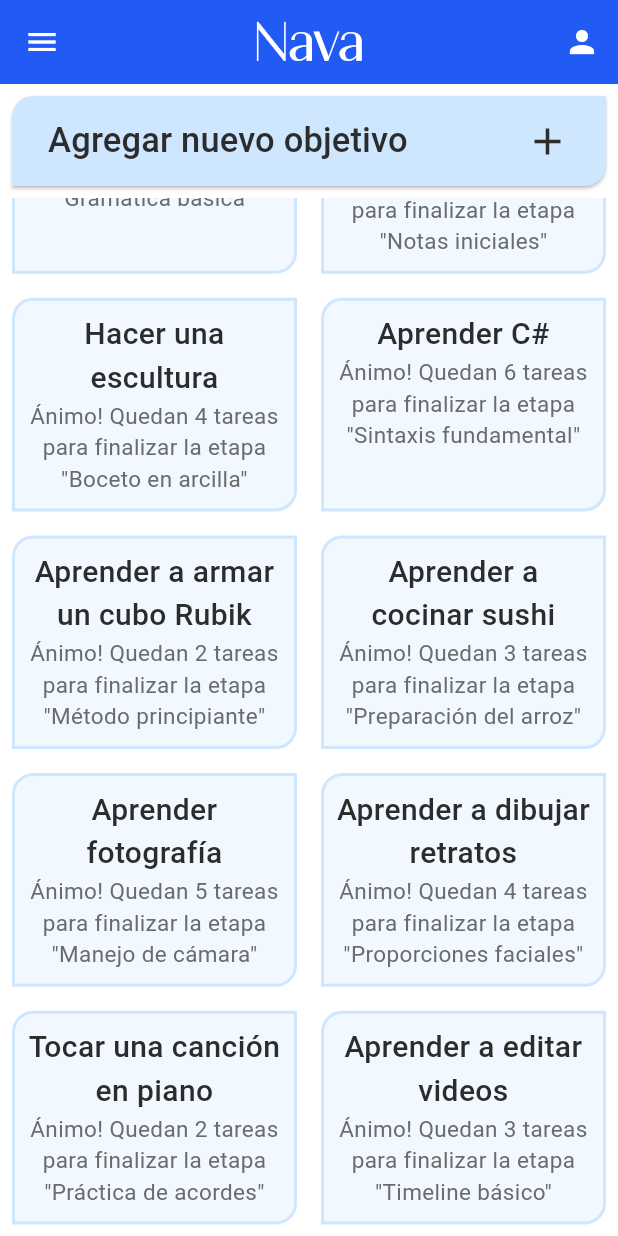
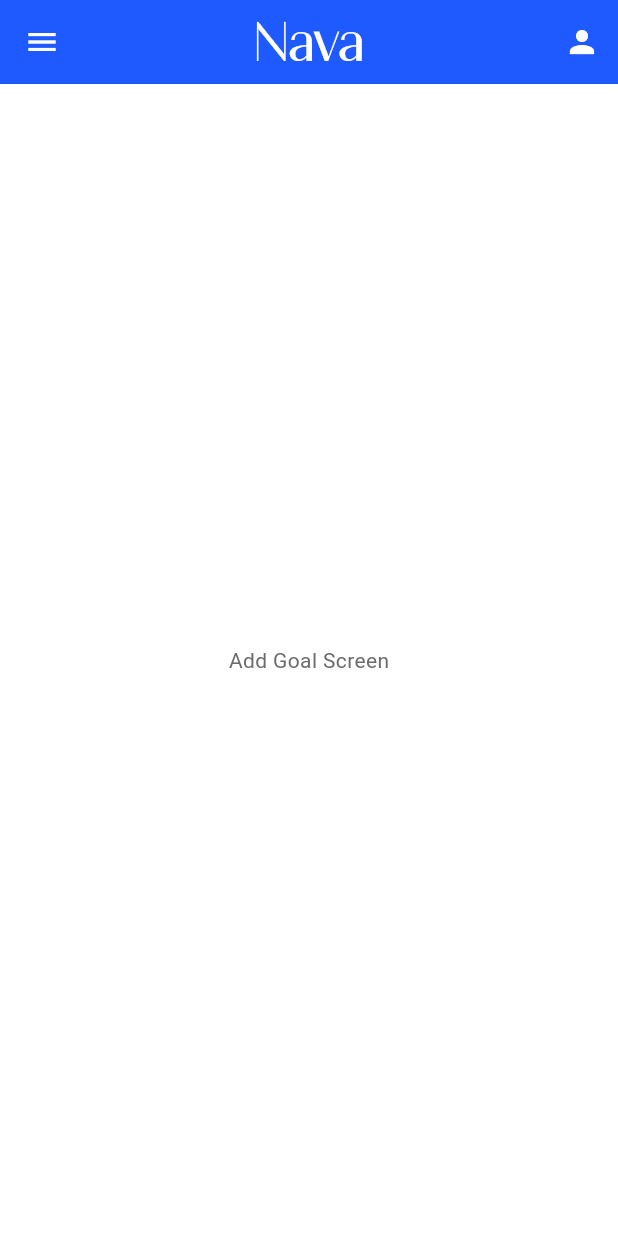
Before and after one commit to sackflorencia/Nava, a Flutter app: the HomeScreen screen opened directly with empty values, scrolled down 100 dp, after a tap on "Agregar nuevo objetivo", on a phone screen of 412 x 824 dp. Run offline on Flutter 3.47's test engine with Material 3 defaults, Android fonts, the phone set to English and light mode, and no system bars; our stand-ins replace fluttertoast, go_router.

Commit message:
Add AddGoal screen and route integration
Introduced a new AddGoal screen and registered its route in the router. Updated the home screen's button to navigate to the AddGoal screen using GoRouter.

```diff
--- a/lib/src/routes/router.dart
+++ b/lib/src/routes/router.dart
@@ -1,5 +1,6 @@
 import 'package:go_router/go_router.dart';
 import 'package:nava/src/screens/account.dart';
+import 'package:nava/src/screens/add_goal.dart';
 import 'package:nava/src/screens/home_screen.dart';
 
 final GoRouter router = GoRouter(
@@ -10,5 +11,6 @@ final GoRouter router = GoRouter(
       builder: (context, state) =>
           HomeScreen(email: state.extra as String),
     ),
+    GoRoute(path: '/add_goal', builder: (context, state) => const AddGoal()),
   ],
 );
--- /dev/null
+++ b/lib/src/screens/add_goal.dart
@@ -0,0 +1,18 @@
+import 'package:flutter/material.dart';
+import 'package:nava/src/widgets/navbar.dart';
+import 'package:nava/src/widgets/nava_app_bar.dart';
+
+class AddGoal extends StatelessWidget{
+  const AddGoal({super.key});
+
+  @override
+  Widget build(BuildContext context) {
+    return Scaffold(
+      appBar: NavaAppBar(),
+      drawer: Navbar(),
+      body: const Center(
+        child: Text('Add Goal Screen'),
+      ),
+    );
+  }
+}
--- a/lib/src/screens/home_screen.dart
+++ b/lib/src/screens/home_screen.dart
@@ -1,4 +1,5 @@
 import 'package:flutter/material.dart';
+import 'package:go_router/go_router.dart';
 import 'package:nava/src/models/goal.dart';
 import 'package:nava/src/widgets/grid_goal_preview.dart';
 import 'package:nava/src/widgets/nava_app_bar.dart';
@@ -22,7 +23,7 @@ class HomeScreen extends StatelessWidget {
                 width: double.infinity,
                 height: 60,
                 child: ElevatedButton(
-                  onPressed: () {},
+                  onPressed: () => GoRouter.of(context).go('/add_goal'),
                   style: ElevatedButton.styleFrom(
                     backgroundColor: Theme.of(
                       context,
```
